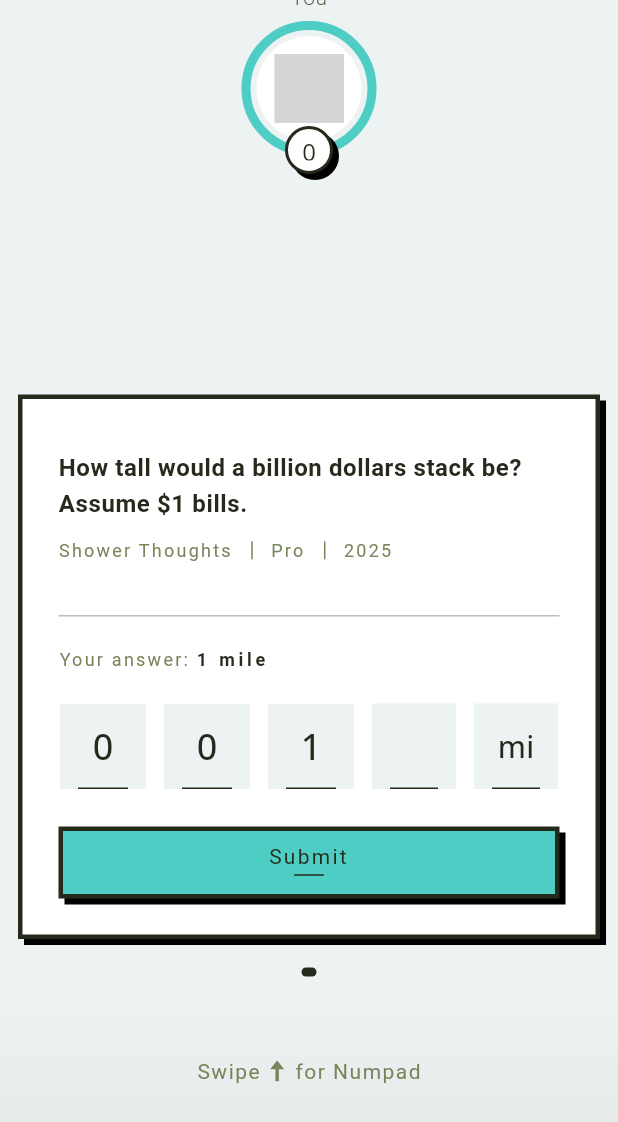
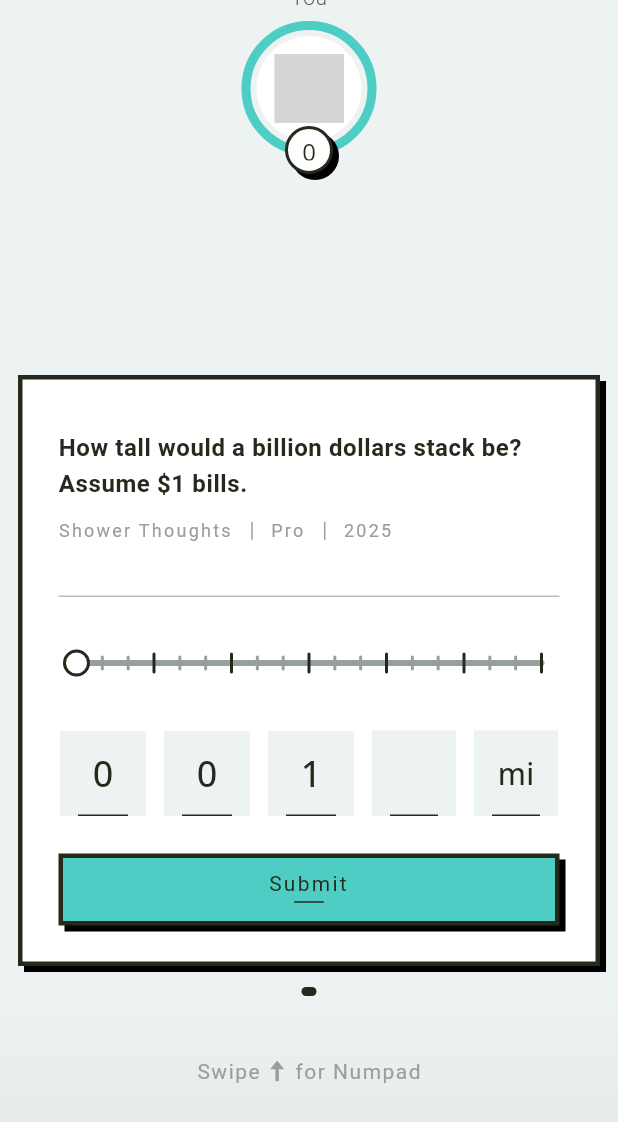
Before and after one commit to leverai/fermi-gen, a Flutter app: the OnboardingScreen screen opened by its route, after a tap on an icon or button, on a phone screen of 412 x 824 dp. Shown: the top 1122 px of the screen. Run offline on Flutter 3.47's test engine with Material 3 defaults, Android fonts, the phone set to English and light mode, and no system bars; drawn by our look-alikes of dots_indicator, text_scroll; our stand-ins replace app_links, cloud_firestore, confetti, firebase_auth, firebase_core, flutter_svg and 6 more; missing offline and left inert: firebase_ui_auth, firebase_ui_oauth_google, tutorial_coach_mark; accounts and stored records are empty; Roboto replaces fonts that are missing (Ubuntu); statements that could not run were skipped; grey boxes are pictures that could not be loaded.

Commit message:
feat(ff): answer log scale

```diff
--- a/apps/fermi-frontend/lib/screens/question_v2/widgets/game_card.dart
+++ b/apps/fermi-frontend/lib/screens/question_v2/widgets/game_card.dart
@@ -1,7 +1,7 @@
 import 'package:flutter/material.dart';
 import 'package:flutter/services.dart';
 import 'package:fermi_frontend/widgets/question_widget.dart';
-import 'package:fermi_frontend/widgets/answer_mirror_text.dart';
+import 'package:fermi_frontend/widgets/answer_accuracy_scale.dart';
 import 'package:fermi_frontend/widgets/answer_widget.dart';
 import 'package:fermi_frontend/widgets/animated_like_dislike.dart';
 import 'package:fermi_frontend/models/answer_value.dart';
@@ -18,8 +18,8 @@ const double kGameCardSpacing = 24.0;
 const double kGameCardQuestionToDividerSpacing =
     0.0; // No spacing - question widget touches divider
 const double kGameCardFeedbackHeight = 48;
-const double kGameCardMirrorTextHeight =
-    22.0; // Approximate height of AnswerMirrorText (fontSize 14, line height ~22px)
+const double kGameCardAccuracyScaleHeight =
+    48.0; // Height of AnswerAccuracyScale
 const double kGameCardPadding = 48.0; // Padding top + bottom (24px * 2)
 const double kGameCardMargin = 2.0; // Margin top + bottom (1px * 2)
 const double kAnswerPercentileMaxHeight = 28.0; // AnswerPercentileText height
@@ -36,15 +36,15 @@ const double kGameCardButtonSpacing = 24.0; // Spacing between answer and button
 // Breakdown of the content height:
 // - Question: 144px (24.0 * 6)
 // - Answer: 59px
-// - Mirror Text: 22px
+// - Accuracy Scale: 48px
 // - Spacing (question-to-divider): 0px (question widget touches divider)
-// - Spacing (divider-to-mirror): 24px
-// - Spacing (mirror-to-answer): 24px
+// - Spacing (divider-to-scale): 24px
+// - Spacing (scale-to-answer): 24px
 // - Spacing (answer-to-button): 24px
 // - Button: 48px
 // - Divider: 1px
 // ---
-// Subtotal (Card Content): 346px
+// Subtotal (Card Content): 372px
 //
 // The card's container adds padding and a 1px margin (for the border effect),
 // but these are included in the container's rendered height automatically. We do
@@ -56,10 +56,10 @@ const double kGameCardButtonSpacing = 24.0; // Spacing between answer and button
 // The total height is the sum of all visible components stacked vertically.
 const double kGameCardTotalHeight = kGameCardQuestionHeight +
     kGameCardAnswerHeight +
-    kGameCardMirrorTextHeight +
+    kGameCardAccuracyScaleHeight +
     kGameCardQuestionToDividerSpacing + // Spacing between question and divider
     (kGameCardSpacing *
-        2) + // 2 SizedBox widgets (divider-to-mirror, mirror-to-answer)
+        2) + // 2 SizedBox widgets (divider-to-scale, scale-to-answer)
     kGameCardButtonSpacing + // Spacing between answer and button (NEW)
     kGameCardButtonHeight + // Button height (NEW)
     kGameCardFeedbackHeight +
@@ -348,11 +348,12 @@ class GameCard extends StatelessWidget {
                           appTheme.border.withOpacity(0.3),
                     ),
                     const SizedBox(height: 20),
-                    // Mirror text
-                    AnswerMirrorText(
-                      value: currentAnswer,
-                      unitOptions: unitOptions,
+                    // Answer Accuracy Scale
+                    AnswerAccuracyScale(
+                      currentAnswer: currentAnswer,
                       submittedAnswer: submittedAnswer,
+                      revealedAnswer: revealedAnswer,
+                      revealedColor: revealedColor,
                       editable: editable,
                     ),
                     const SizedBox(height: 20),
--- a/apps/fermi-frontend/lib/theme/app_theme.dart
+++ b/apps/fermi-frontend/lib/theme/app_theme.dart
@@ -78,7 +78,7 @@ class AppTheme extends ThemeExtension<AppTheme> {
       // UI Elements
       highlight: const HSLColor.fromAHSL(1.0, 0.0, 0.0, 0.0).toColor(),
       border: const HSLColor.fromAHSL(1.0, 78, 0.19, 0.14).toColor(),
-      borderMuted: const HSLColor.fromAHSL(1.0, 78, 0.19, 0.44).toColor(),
+      borderMuted: const HSLColor.fromAHSL(1.0, 177, 0.04, 0.61).toColor(),
 
       // Brand - Vibrant Purple
       primary: const HSLColor.fromAHSL(1.0, 175.75, 0.5595, 0.5549).toColor(),
--- /dev/null
+++ b/apps/fermi-frontend/lib/widgets/answer_accuracy_scale.dart
@@ -0,0 +1,260 @@
+import 'dart:math' as math;
+import 'package:flutter/material.dart';
+import 'package:fermi_frontend/models/answer_value.dart';
+import 'package:fermi_frontend/theme/app_theme.dart';
+import 'package:fermi_frontend/utils/om_constants.dart';
+
+/// A widget that displays the answer on a logarithmic scale.
+///
+/// Range: 0 (1) to 18 (1 Quintillion).
+/// Shows ticks for each order of magnitude.
+/// During reveal, animates a second indicator from the user's answer to the correct answer.
+class AnswerAccuracyScale extends StatefulWidget {
+  const AnswerAccuracyScale({
+    super.key,
+    required this.currentAnswer,
+    this.submittedAnswer,
+    this.revealedAnswer,
+    this.revealedColor,
+    this.editable = true,
+  });
+
+  final AnswerValue currentAnswer;
+  final AnswerValue? submittedAnswer;
+  final AnswerValue? revealedAnswer;
+  final Color? revealedColor;
+  final bool editable;
+
+  @override
+  State<AnswerAccuracyScale> createState() => _AnswerAccuracyScaleState();
+}
+
+class _AnswerAccuracyScaleState extends State<AnswerAccuracyScale>
+    with SingleTickerProviderStateMixin {
+  late AnimationController _controller;
+  late Animation<double> _animation;
+
+  @override
+  void initState() {
+    super.initState();
+    _controller = AnimationController(
+      vsync: this,
+      duration: const Duration(milliseconds: 1500),
+    );
+    _animation = CurvedAnimation(
+      parent: _controller,
+      curve: Curves.elasticOut,
+    );
+
+    if (widget.revealedAnswer != null) {
+      _controller.forward();
+    }
+  }
+
+  @override
+  void didUpdateWidget(AnswerAccuracyScale oldWidget) {
+    super.didUpdateWidget(oldWidget);
+    if (widget.revealedAnswer != null && oldWidget.revealedAnswer == null) {
+      _controller.forward(from: 0.0);
+    } else if (widget.revealedAnswer == null &&
+        oldWidget.revealedAnswer != null) {
+      _controller.reset();
+    }
+  }
+
+  @override
+  void dispose() {
+    _controller.dispose();
+    super.dispose();
+  }
+
+  double _getLogValue(AnswerValue value) {
+    final exponent = orderOfMagnitudePowers[value.orderOfMagnitude] ?? 0;
+    // log10(number). number is 1..999.
+    // log10(1) = 0
+    // log10(10) = 1
+    // log10(100) = 2
+    // log10(999) ~ 3
+    final logNum = math.log(value.number) / math.ln10;
+    return exponent + logNum;
+  }
+
+  @override
+  Widget build(BuildContext context) {
+    final appTheme =
+        Theme.of(context).extension<AppTheme>() ?? AppTheme.defaultTheme();
+
+    // Determine which answer to show as the "User Answer"
+    // If revealed (not editable + submitted exists), show submitted.
+    // Otherwise show current.
+    final userAnswer = (!widget.editable && widget.submittedAnswer != null)
+        ? widget.submittedAnswer!
+        : widget.currentAnswer;
+
+    final userLogValue = _getLogValue(userAnswer);
+    final correctLogValue = widget.revealedAnswer != null
+        ? _getLogValue(widget.revealedAnswer!)
+        : null;
+
+    return SizedBox(
+      height: 48, // Fixed height as per requirements
+      width: double.infinity,
+      child: AnimatedBuilder(
+        animation: _animation,
+        builder: (context, child) {
+          return CustomPaint(
+            painter: _ScalePainter(
+              userLogValue: userLogValue,
+              correctLogValue: correctLogValue,
+              revealProgress: _animation.value,
+              appTheme: appTheme,
+              revealedColor: widget.revealedColor,
+            ),
+          );
+        },
+      ),
+    );
+  }
+}
+
+class _ScalePainter extends CustomPainter {
+  _ScalePainter({
+    required this.userLogValue,
+    required this.correctLogValue,
+    required this.revealProgress,
+    required this.appTheme,
+    required this.revealedColor,
+  });
+
+  final double userLogValue;
+  final double? correctLogValue;
+  final double revealProgress;
+  final AppTheme appTheme;
+  final Color? revealedColor;
+
+  // Constants
+
+  static const double maxLog = 18.0; // 10^18 = 1 Quintillion
+  static const double tickHeight = 8.0;
+  static const double rulerHeight = 4.0;
+  static const double indicatorSize = 16.0;
+
+  @override
+  void paint(Canvas canvas, Size size) {
+    final w = size.width;
+    final h = size.height;
+    final cy = h / 2;
+
+    // Paint for the ruler line
+    final rulerPaint = Paint()
+      ..color = appTheme.borderMuted
+      ..strokeWidth = rulerHeight
+      ..strokeCap = StrokeCap.round;
+
+    // Paint for ticks
+    final tickPaint = Paint()
+      ..color = appTheme.borderMuted
+      ..strokeWidth = 2.0
+      ..strokeCap = StrokeCap.round;
+
+    // Draw Ruler
+    // We add some padding horizontally for the indicators
+    const padding = 12.0;
+    final drawWidth = w - (padding * 2);
+
+    canvas.drawLine(
+      Offset(padding, cy),
+      Offset(w - padding, cy),
+      rulerPaint,
+    );
+
+    // Draw Ticks
+    // Ticks at 0, 1, 2, ... 18
+    for (int i = 0; i <= 18; i++) {
+      final x = padding + (i / maxLog) * drawWidth;
+      // Make major ticks (0, 3, 6, 9, 12, 15, 18) slightly larger/darker?
+      // Requirement: "tick for each order of magnitude starting from zero"
+      // 0, 10, 100... means every integer power of 10.
+      // So every integer on the log scale.
+
+      // Let's make the OM ticks (0, 3, 6...) more prominent
+      final isMajor = i % 3 == 0;
+      final currentTickHeight = isMajor ? tickHeight * 1.5 : tickHeight;
+
+      canvas.drawLine(
+        Offset(x, cy - currentTickHeight / 2),
+        Offset(x, cy + currentTickHeight / 2),
+        tickPaint..color = isMajor ? appTheme.border : appTheme.borderMuted,
+      );
+    }
+
+    // Draw User Indicator
+    final userX = padding + (userLogValue / maxLog) * drawWidth;
+    _drawIndicator(
+      canvas,
+      Offset(userX, cy),
+      appTheme.border,
+      appTheme.bgLight,
+    );
+
+    // Draw Correct Indicator (if revealed)
+    if (correctLogValue != null) {
+      final correctX = padding + (correctLogValue! / maxLog) * drawWidth;
+
+      // Lerp position
+      final currentX = userX + (correctX - userX) * revealProgress;
+
+      // Only draw if progress > 0 to avoid z-fighting at start if we want
+      // But since it spawns from user, drawing on top is fine.
+
+      // Color: revealedColor (usually green/red scale) or primary
+      // Requirement 5: "The correct answer indicator must appear in primary at reveal time."
+      // Wait, "appear in primary". But Requirement 0 says "Animates to score-scale (danger to success)".
+      // Ah, the *card background* animates to score-scale.
+      // The *indicator*? "The correct answer indicator must appear in primary at reveal time."
+      // Okay, I'll use primary.
+
+      final indicatorColor = appTheme.primary;
+
+      // We can also fade it in or scale it up
+      // But "spawns out of" implies movement.
+
+      _drawIndicator(
+        canvas,
+        Offset(currentX, cy),
+        appTheme.border, // Border color
+        indicatorColor, // Fill color
+        scale: 1.0, // Could animate scale if desired
+      );
+    }
+  }
+
+  void _drawIndicator(
+      Canvas canvas, Offset center, Color borderColor, Color fillColor,
+      {double scale = 1.0}) {
+    final paint = Paint()
+      ..color = fillColor
+      ..style = PaintingStyle.fill;
+
+    final borderPaint = Paint()
+      ..color = borderColor
+      ..strokeWidth = 2.0
+      ..style = PaintingStyle.stroke;
+
+    // Shape: Circle or Rounded Rect?
+    // Neubrutalism often uses simple geometric shapes.
+    // Let's use a Circle.
+
+    canvas.drawCircle(center, (indicatorSize / 2) * scale, paint);
+    canvas.drawCircle(center, (indicatorSize / 2) * scale, borderPaint);
+  }
+
+  @override
+  bool shouldRepaint(covariant _ScalePainter oldDelegate) {
+    return oldDelegate.userLogValue != userLogValue ||
+        oldDelegate.correctLogValue != correctLogValue ||
+        oldDelegate.revealProgress != revealProgress ||
+        oldDelegate.appTheme != appTheme ||
+        oldDelegate.revealedColor != revealedColor;
+  }
+}
--- a/apps/fermi-frontend/lib/widgets/answer_mirror_text.dart
+++ /dev/null
@@ -1,127 +0,0 @@
-import 'package:flutter/material.dart';
-import 'package:fermi_frontend/models/answer_value.dart';
-import 'package:fermi_frontend/theme/app_theme.dart';
-import 'package:fermi_frontend/theme/app_font.dart';
-import 'package:fermi_frontend/utils/om_constants.dart';
-
-/// Displays a human-readable mirror of the answer widget state.
-///
-/// Format: "123 million meters" (removes leading zeros, shows full names)
-/// Uses AnimatedSize to smoothly transition between different text lengths.
-///
-/// During reveal (when submittedAnswer is provided and editable is false),
-/// freezes on the submitted answer and stops mirroring the current value.
-/// This allows users to see their submitted answer alongside the correct answer.
-class AnswerMirrorText extends StatefulWidget {
-  const AnswerMirrorText({
-    super.key,
-    required this.value,
-    required this.unitOptions,
-    this.submittedAnswer,
-    this.editable = true,
-  });
-
-  final AnswerValue value;
-  final Map<String, String> unitOptions; // Full name -> abbreviation
-  final AnswerValue?
-      submittedAnswer; // Player's submitted answer (frozen during reveal)
-  final bool editable; // False during reveal/locked states
-
-  @override
-  State<AnswerMirrorText> createState() => _AnswerMirrorTextState();
-}
-
-class _AnswerMirrorTextState extends State<AnswerMirrorText> {
-  String _getOmFullName(String omSymbol) {
-    if (omSymbol.isEmpty) return '';
-
-    // Find index in symbols list
-    final index = orderOfMagnitudeSymbols.indexOf(omSymbol);
-    if (index < 0 || index >= orderOfMagnitudeWords.length) return '';
-
-    // Return the full word (lowercase)
-    return orderOfMagnitudeWords[index].toLowerCase();
-  }
-
-  String _getUnitFullName(String unitAbbr) {
-    if (unitAbbr.isEmpty) return '';
-
-    // Find the full name from widget.unitOptions (key where value matches abbreviation)
-    for (final entry in widget.unitOptions.entries) {
-      if (entry.value == unitAbbr) {
-        return entry.key.toLowerCase();
-      }
-    }
-    return unitAbbr; // Fallback to abbreviation if not found
-  }
-
-  String _formatAnswer() {
-    // During reveal (not editable + has submitted answer), show submitted answer
-    // Otherwise, show current answer value
-    final AnswerValue displayValue =
-        (!widget.editable && widget.submittedAnswer != null)
-            ? widget.submittedAnswer!
-            : widget.value;
-
-    final parts = <String>[];
-
-    // Add number (no leading zeros)
-    parts.add(displayValue.number.toString());
-
-    // Add OM full name if present
-    final omName = _getOmFullName(displayValue.orderOfMagnitude);
-    if (omName.isNotEmpty) {
-      parts.add(omName);
-    }
-
-    // Add unit full name if present
-    final unitName = _getUnitFullName(displayValue.unit);
-    if (unitName.isNotEmpty) {
-      parts.add(unitName);
-    }
-
-    return parts.join(' ');
-  }
-
-  @override
-  Widget build(BuildContext context) {
-    final appTheme =
-        Theme.of(context).extension<AppTheme>() ?? AppTheme.defaultTheme();
-
-    final baseStyle = AppFont.primaryTextStyle(
-      context,
-      fontSize: 12,
-      fontWeight: FontWeight.w400,
-      decoration: TextDecoration.none,
-    ).copyWith(
-      letterSpacing: 1.5,
-    );
-
-    return AnimatedSize(
-      duration: const Duration(milliseconds: 200),
-      curve: Curves.easeInOut,
-      alignment: Alignment.centerLeft,
-      child: Text.rich(
-        TextSpan(
-          children: [
-            TextSpan(
-              text: 'Your answer: ',
-              style: baseStyle.copyWith(
-                color: appTheme.borderMuted,
-              ),
-            ),
-            TextSpan(
-              text: _formatAnswer(),
-              style: baseStyle.copyWith(
-                fontWeight: FontWeight.w600,
-                color: appTheme.border,
-                letterSpacing: 2.5,
-              ),
-            ),
-          ],
-        ),
-        textAlign: TextAlign.left,
-      ),
-    );
-  }
-}
```
Also changed, not shown: 2 other files.
